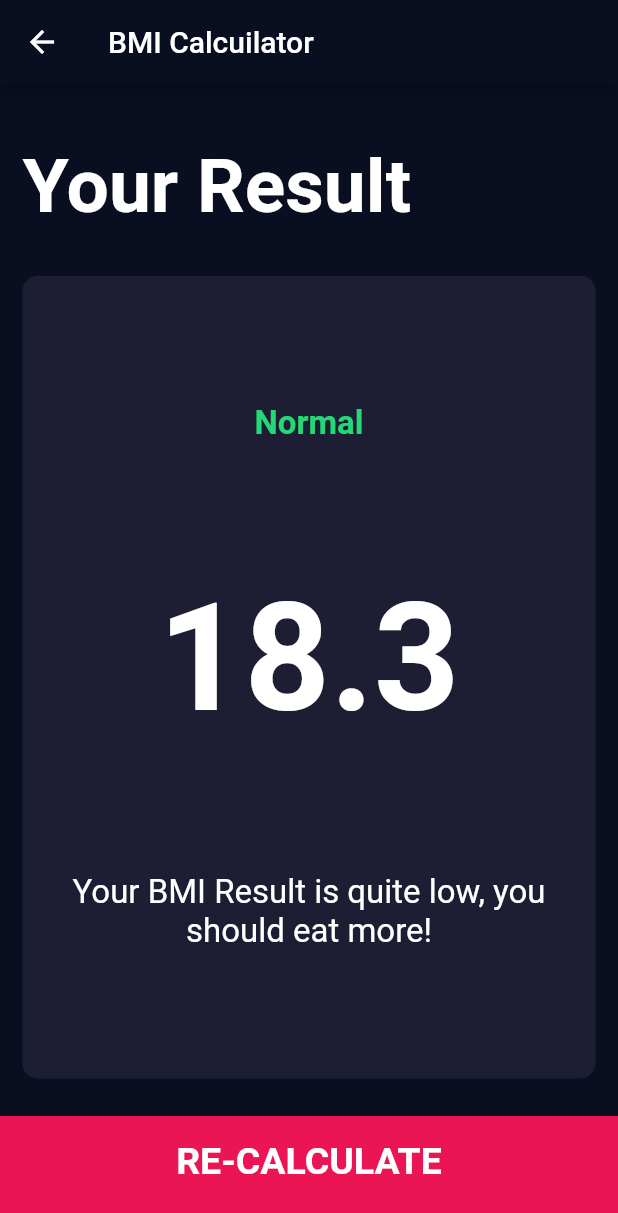
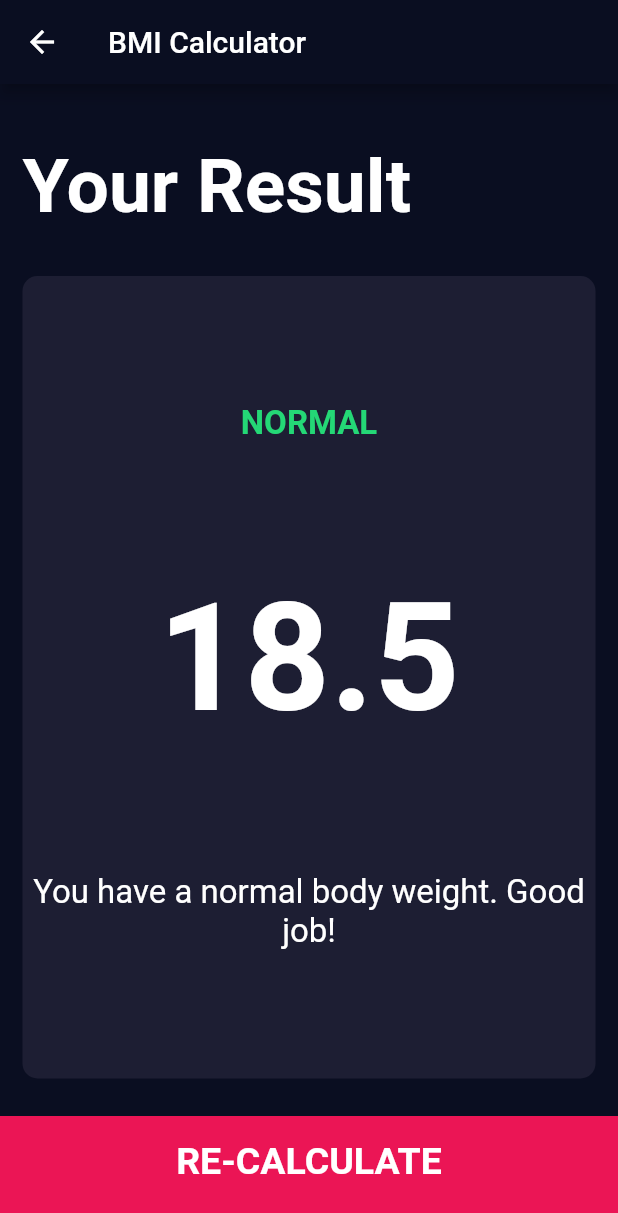
Before and after one commit to philipyu1997/bmi_calculator_flutter, a Flutter app: the screen it shows after launch, after a tap on "CALCULATE", on a phone screen of 412 x 824 dp. Shown: the top 1213 px of the screen. Run offline on Flutter 3.47's test engine with Material 2 defaults, Android fonts, the phone set to English and light mode, and no system bars; our stand-ins replace font_awesome_flutter.

Commit message:
Add BMI calculator functionality

```diff
--- /dev/null
+++ b/lib/calculator_brain.dart
@@ -0,0 +1,35 @@
+import 'dart:math';
+
+class CalculatorBrain {
+  CalculatorBrain({this.height, this.weight});
+
+  final int height;
+  final int weight;
+
+  double _bmi;
+
+  String calculateBMI() {
+    _bmi = weight / pow(height / 100, 2);
+    return _bmi.toStringAsFixed(1);
+  }
+
+  String getResult() {
+    if (_bmi >= 25) {
+      return 'Overweight';
+    } else if (_bmi > 18.5) {
+      return 'Normal';
+    } else {
+      return 'Underweight';
+    }
+  }
+
+  String getInterpretation() {
+    if (_bmi >= 25) {
+      return 'You have a higher than normal body weight. Try to excercise more.';
+    } else if (_bmi > 18.5) {
+      return 'You have a normal body weight. Good job!';
+    } else {
+      return 'You have a lower than normal body weight. You can eat a bit more.';
+    }
+  }
+}
--- a/lib/screens/input_page.dart
+++ b/lib/screens/input_page.dart
@@ -6,6 +6,7 @@ import 'package:bmi_calculator/components/round_icon_button.dart';
 import 'package:bmi_calculator/components/bottom_button.dart';
 import 'package:bmi_calculator/constants.dart';
 import 'package:bmi_calculator/screens/results_page.dart';
+import 'package:bmi_calculator/calculator_brain.dart';
 
 enum Gender {
   male,
@@ -214,8 +215,17 @@ class _InputPageState extends State<InputPage> {
           BottomButton(
             buttonTitle: "CALCULATE",
             onTap: () {
-              Navigator.push(context,
-                  MaterialPageRoute(builder: (context) => ResultsPage()));
+              CalculatorBrain calc =
+                  CalculatorBrain(height: height, weight: weight);
+
+              Navigator.push(
+                  context,
+                  MaterialPageRoute(
+                      builder: (context) => ResultsPage(
+                            bmiResult: calc.calculateBMI(),
+                            resultText: calc.getResult(),
+                            interpretation: calc.getInterpretation(),
+                          )));
             },
           ),
         ],
--- a/lib/screens/results_page.dart
+++ b/lib/screens/results_page.dart
@@ -3,18 +3,22 @@ import 'package:bmi_calculator/constants.dart';
 import 'package:bmi_calculator/components/reusable_card.dart';
 import 'package:bmi_calculator/components/bottom_button.dart';
 
-class ResultsPage extends StatefulWidget {
-  @override
-  _ResultsPageState createState() => _ResultsPageState();
-}
+class ResultsPage extends StatelessWidget {
+  ResultsPage(
+      {@required this.bmiResult,
+      @required this.resultText,
+      @required this.interpretation});
 
-class _ResultsPageState extends State<ResultsPage> {
+  final String bmiResult;
+  final String resultText;
+  final String interpretation;
+
   @override
   Widget build(BuildContext context) {
     return Scaffold(
       appBar: AppBar(
         title: Text(
-          'BMI Calcuilator',
+          'BMI Calculator',
         ),
       ),
       body: Column(
@@ -39,15 +43,15 @@ class _ResultsPageState extends State<ResultsPage> {
                 mainAxisAlignment: MainAxisAlignment.spaceEvenly,
                 children: <Widget>[
                   Text(
-                    'Normal',
+                    resultText.toUpperCase(),
                     style: kResultTextStyle,
                   ),
                   Text(
-                    '18.3',
+                    bmiResult,
                     style: kBMITextStyle,
                   ),
                   Text(
-                    'Your BMI Result is quite low, you should eat more!',
+                    interpretation,
                     textAlign: TextAlign.center,
                     style: kBodyTextStyle,
                   ),
```
